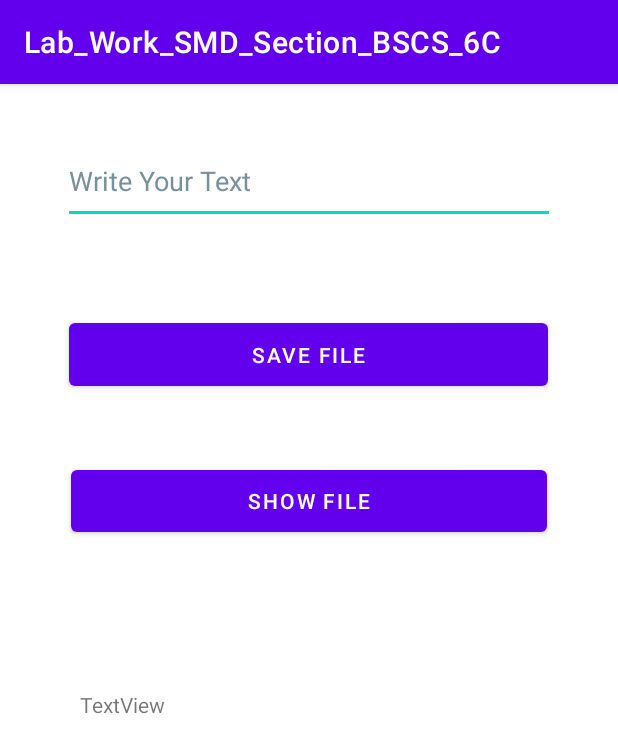
After one commit to 7alhaAhmad/SMD_6C, an Android app: the FileHandlingExampleOne screen opened directly, with no data from a screen before it, on a phone screen of 412 x 824 dp. The commit adds this screen. Shown: the top 753 px of the screen. Run offline under Robolectric (Android 15) with nearby library versions, the phone set to English and light mode, and no system bars.

Commit message:
SMD_6C 01st April 2022 Class Permission with Dexter File Handling (Writing and Reading Data)

```diff
--- /dev/null
+++ b/app/src/main/java/com/example/lab_work_smd_section_bscs_6c/FileHandlingExample/FileHandlingExampleOne.java
@@ -0,0 +1,73 @@
+package com.example.lab_work_smd_section_bscs_6c.FileHandlingExample;
+
+import android.content.Context;
+import android.os.Bundle;
+import android.view.View;
+import android.widget.EditText;
+import android.widget.TextView;
+import android.widget.Toast;
+
+import androidx.appcompat.app.AppCompatActivity;
+
+import com.example.lab_work_smd_section_bscs_6c.R;
+import com.google.android.material.snackbar.Snackbar;
+
+import java.io.BufferedReader;
+import java.io.FileInputStream;
+import java.io.FileOutputStream;
+import java.io.IOException;
+import java.io.InputStreamReader;
+
+public class FileHandlingExampleOne extends AppCompatActivity {
+
+    EditText editText;
+    TextView textView;
+    String FILE_NAME = "MyTextFile";
+    String readData="";
+    @Override
+    protected void onCreate(Bundle savedInstanceState) {
+        super.onCreate(savedInstanceState);
+        setContentView(R.layout.activity_file_handling_example_one);
+        editText=findViewById(R.id.edtwritedata);
+        textView=findViewById(R.id.txtfileshowdata);
+    }
+
+    public void Save_Text_Into_File(View view) {
+        String writeData = editText.getText().toString();
+        try {
+            FileOutputStream FOS = openFileOutput(FILE_NAME, Context.MODE_PRIVATE);
+            FOS.write(writeData.getBytes());
+            editText.setText("");
+            Snackbar.make(view,"Data Saved",Snackbar.LENGTH_LONG).show();
+            FOS.close();
+
+        } catch (IOException e) {
+            e.printStackTrace();
+        }
+    }
+
+    public void Show_Data_From_File(View view) {
+//        String readData="";
+        try {
+            FileInputStream FIS = openFileInput(FILE_NAME);
+            InputStreamReader inputStreamReader = new InputStreamReader(FIS);
+            BufferedReader bufferedReader = new BufferedReader(inputStreamReader);
+            String value = bufferedReader.readLine();
+            if( value == null){
+                Toast.makeText(this, "File is Empty", Toast.LENGTH_SHORT).show();
+            }
+            else{
+                while(value!= null){
+                    readData += value;
+                    value=bufferedReader.readLine();
+                }
+            }
+            bufferedReader.close();
+            inputStreamReader.close();
+            FIS.close();
+            textView.setText(readData);
+        } catch (IOException e) {
+            e.printStackTrace();
+        }
+    }
+}
--- /dev/null
+++ b/app/src/main/res/layout/activity_file_handling_example_one.xml
@@ -0,0 +1,58 @@
+<?xml version="1.0" encoding="utf-8"?>
+<androidx.constraintlayout.widget.ConstraintLayout xmlns:android="http://schemas.android.com/apk/res/android"
+    xmlns:app="http://schemas.android.com/apk/res-auto"
+    xmlns:tools="http://schemas.android.com/tools"
+    android:layout_width="match_parent"
+    android:layout_height="match_parent"
+    tools:context=".FileHandlingExample.FileHandlingExampleOne">
+
+    <EditText
+        android:id="@+id/edtwritedata"
+        android:layout_width="328dp"
+        android:layout_height="57dp"
+        android:layout_marginTop="36dp"
+        android:autofillHints=""
+        android:ems="10"
+        android:hint="@string/write_your_text"
+        android:inputType="textPersonName"
+        android:textColorHint="#78909C"
+        app:layout_constraintEnd_toEndOf="parent"
+        app:layout_constraintStart_toStartOf="parent"
+        app:layout_constraintTop_toTopOf="parent" />
+
+    <Button
+        android:id="@+id/button4"
+        android:onClick="Save_Text_Into_File"
+        android:layout_width="319dp"
+        android:layout_height="54dp"
+        android:layout_marginTop="60dp"
+        android:text="@string/save_file"
+        app:layout_constraintEnd_toEndOf="parent"
+        app:layout_constraintHorizontal_bias="0.498"
+        app:layout_constraintStart_toStartOf="parent"
+        app:layout_constraintTop_toBottomOf="@+id/edtwritedata" />
+
+    <Button
+        android:id="@+id/button5"
+        android:onClick="Show_Data_From_File"
+        android:layout_width="317dp"
+        android:layout_height="53dp"
+        android:layout_marginTop="44dp"
+        android:text="@string/show_file"
+        app:layout_constraintEnd_toEndOf="parent"
+        app:layout_constraintHorizontal_bias="0.497"
+        app:layout_constraintStart_toStartOf="parent"
+        app:layout_constraintTop_toBottomOf="@+id/button4" />
+
+    <TextView
+        android:id="@+id/txtfileshowdata"
+        android:layout_width="288dp"
+        android:layout_height="46dp"
+        android:text="@string/textview"
+        app:layout_constraintBottom_toBottomOf="parent"
+        app:layout_constraintEnd_toEndOf="parent"
+        app:layout_constraintHorizontal_bias="0.432"
+        app:layout_constraintStart_toStartOf="parent"
+        app:layout_constraintTop_toBottomOf="@+id/button5"
+        app:layout_constraintVertical_bias="0.238" />
+</androidx.constraintlayout.widget.ConstraintLayout>
--- a/app/src/main/res/values/strings.xml
+++ b/app/src/main/res/values/strings.xml
@@ -1,6 +1,5 @@
 <resources>
     <string name="app_name">Lab_Work_SMD_Section_BSCS_6C</string>
-    <string name="textview">TextView</string>
     <string name="price">price</string>
     <string name="company">company</string>
     <string name="name">name</string>
@@ -11,4 +10,8 @@
     <string name="web_content_will_appear_here">Web Content will appear here</string>
     <string name="download_web_content">Download Web Content</string>
     <string name="check_permissions">Check Permissions...</string>
+    <string name="show_file">Show File</string>
+    <string name="save_file">Save File</string>
+    <string name="textview">TextView</string>
+    <string name="write_your_text">Write Your Text</string>
 </resources>
```
Also changed, not shown: app/src/main/AndroidManifest.xml (+9 -0 lines), app/src/main/java/com/example/lab_work_smd_section_bscs_6c/PermissionExamples/PermissionExampleTwoWithDexter.java (+36 -6 lines).
